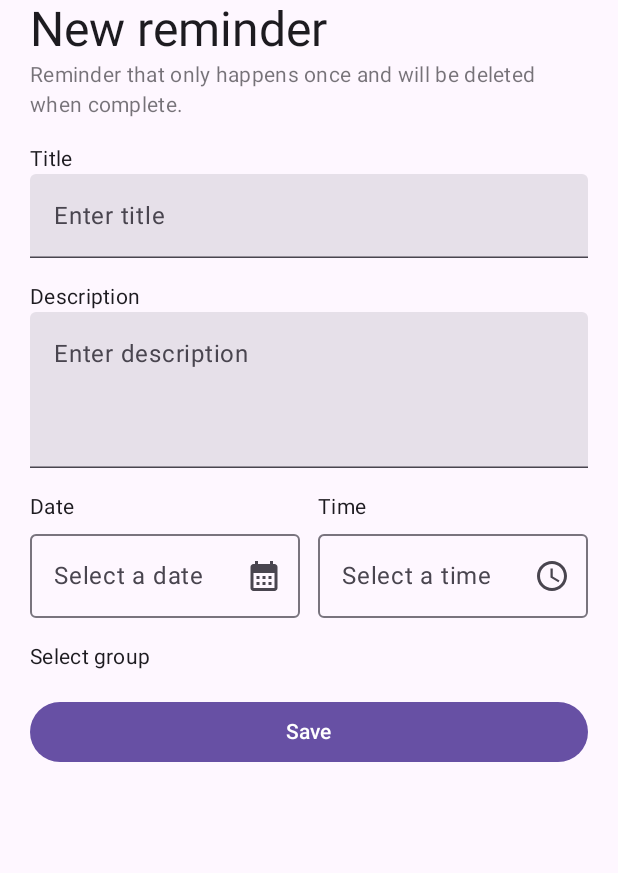
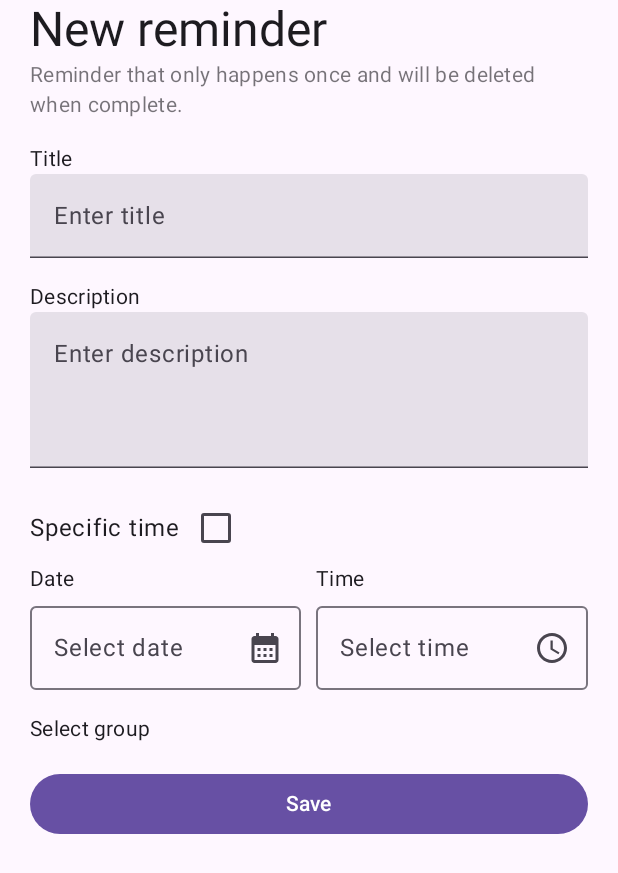
Before and after one commit to DavidL1023/Regimen, an Android app built with Jetpack Compose: the composable CreateSingleTime shown on its own in the app's theme, on a phone screen of 412 x 824 dp. Shown: the top 873 px of the screen. Run offline under Robolectric (Android 15) with nearby library versions, the phone set to English and light mode, and no system bars.

Commit message:
Some progress

```diff
--- a/app/src/main/java/app/regimen/MainScreen.kt
+++ b/app/src/main/java/app/regimen/MainScreen.kt
@@ -51,6 +51,7 @@ import androidx.compose.runtime.rememberCoroutineScope
 import androidx.compose.runtime.setValue
 import androidx.compose.ui.Alignment
 import androidx.compose.ui.Modifier
+import androidx.compose.ui.composed
 import androidx.compose.ui.draw.alpha
 import androidx.compose.ui.draw.clip
 import androidx.compose.ui.draw.drawWithContent
@@ -217,10 +218,11 @@ fun MainScreen() {
         }
 
         // Background dim
+        val interactionSource = remember { MutableInteractionSource() }
         Box(modifier = Modifier
             .fillMaxSize()
             .background(color = Color.Black.copy(alpha = animateFloatAsState(if (toggledFocusDim) 0.18f else 0f).value))
-            .then(if (toggledFocusDim) Modifier.clickable {
+            .then(if (toggledFocusDim) Modifier.clickableWithoutRipple(interactionSource = interactionSource) {
                 toggledFocusDim = false
             } else Modifier)
         )
@@ -611,3 +613,20 @@ fun Modifier.fadingEdge(brush: Brush) = this
         drawContent()
         drawRect(brush = brush, blendMode = BlendMode.DstIn)
     }
+
+
+// Modifier to click without ripple effect
+fun Modifier.clickableWithoutRipple(
+    interactionSource: MutableInteractionSource,
+    onClick: () -> Unit
+) = composed(
+    factory = {
+        this.then(
+            Modifier.clickable(
+                interactionSource = interactionSource,
+                indication = null,
+                onClick = { onClick() }
+            )
+        )
+    }
+)
--- a/app/src/main/java/app/regimen/screens/Home.kt
+++ b/app/src/main/java/app/regimen/screens/Home.kt
@@ -6,6 +6,7 @@ import androidx.compose.animation.expandVertically
 import androidx.compose.animation.shrinkVertically
 import androidx.compose.foundation.background
 import androidx.compose.foundation.clickable
+import androidx.compose.foundation.interaction.MutableInteractionSource
 import androidx.compose.foundation.layout.Arrangement
 import androidx.compose.foundation.layout.Box
 import androidx.compose.foundation.layout.Column
@@ -35,6 +36,7 @@ import androidx.compose.material.icons.filled.Today
 import androidx.compose.material.icons.outlined.CalendarMonth
 import androidx.compose.material3.Button
 import androidx.compose.material3.Card
+import androidx.compose.material3.Checkbox
 import androidx.compose.material3.ExperimentalMaterial3Api
 import androidx.compose.material3.Icon
 import androidx.compose.material3.IconButton
@@ -63,6 +65,7 @@ import androidx.compose.ui.graphics.Color
 import androidx.compose.ui.unit.dp
 import app.regimen.DynamicScaffoldState
 import app.regimen.RemindMeRow
+import app.regimen.clickableWithoutRipple
 import app.regimen.fadingEdge
 
 @Composable
@@ -412,7 +415,7 @@ fun CreateHabit() {
         )
 
         // Date
-        Row (horizontalArrangement = Arrangement.spacedBy(12.dp)) {
+        Row (horizontalArrangement = Arrangement.spacedBy(10.dp)) {
             Column(modifier = Modifier.weight(1f)) {
                 Text(
                     text = "Date",
@@ -421,7 +424,7 @@ fun CreateHabit() {
                 OutlinedTextField(
                     value = date,
                     onValueChange = { date = it },
-                    label = { Text("Select a date") },
+                    label = { Text("Select date") },
                     readOnly = true,
                     trailingIcon = {
                         Icon(
@@ -441,7 +444,7 @@ fun CreateHabit() {
                 OutlinedTextField(
                     value = time,
                     onValueChange = { time = it },
-                    label = { Text("Select a time") },
+                    label = { Text("Select time") },
                     readOnly = true,
                     trailingIcon = {
                         Icon(
@@ -501,7 +504,7 @@ fun CreateRecurring() {
             setDescription = { description = it }
         )
 
-        Row (horizontalArrangement = Arrangement.spacedBy(12.dp)) {
+        Row (horizontalArrangement = Arrangement.spacedBy(10.dp)) {
             Column(modifier = Modifier.weight(1f)) {
                 Text(
                     text = "Date",
@@ -510,7 +513,7 @@ fun CreateRecurring() {
                 OutlinedTextField(
                     value = date,
                     onValueChange = { date = it },
-                    label = { Text("Select a date") },
+                    label = { Text("Select date") },
                     readOnly = true,
                     trailingIcon = {
                         Icon(
@@ -529,7 +532,7 @@ fun CreateRecurring() {
                 OutlinedTextField(
                     value = time,
                     onValueChange = { time = it },
-                    label = { Text("Select a time") },
+                    label = { Text("Select time") },
                     readOnly = true,
                     trailingIcon = {
                         Icon(
@@ -569,6 +572,7 @@ fun CreateRecurring() {
 fun CreateSingleTime() {
     var title by remember { mutableStateOf("") }
     var description by remember { mutableStateOf("") }
+    var specificTimeEnabled by remember { mutableStateOf(false) }
     var date by remember { mutableStateOf("")}
     var time by remember { mutableStateOf("")}
 
@@ -587,8 +591,29 @@ fun CreateSingleTime() {
             setDescription = { description = it }
         )
 
+        // Time, Date, and checkbox
+        val interactionSource = remember { MutableInteractionSource() }
+        Column {
+            // Specific time checkbox
+            Row(
+                modifier = Modifier.clickableWithoutRipple(
+                    onClick = { specificTimeEnabled = !specificTimeEnabled },
+                    interactionSource = interactionSource
+                ),
+                verticalAlignment = Alignment.CenterVertically
+            ) {
+                Text(
+                    text = "Specific time",
+                    style = MaterialTheme.typography.bodyLarge
+                )
+                Checkbox(
+                    checked = specificTimeEnabled,
+                    onCheckedChange = { specificTimeEnabled = it }
+                )
+            }
+
             // Date
-        Row (horizontalArrangement = Arrangement.spacedBy(12.dp)) {
+            Row(horizontalArrangement = Arrangement.spacedBy(10.dp)) {
                 Column(modifier = Modifier.weight(1f)) {
                     Text(
                         text = "Date",
@@ -597,7 +622,7 @@ fun CreateSingleTime() {
                     OutlinedTextField(
                         value = date,
                         onValueChange = { date = it },
-                    label = { Text("Select a date") },
+                        label = { Text("Select date") },
                         readOnly = true,
                         trailingIcon = {
                             Icon(
@@ -617,7 +642,7 @@ fun CreateSingleTime() {
                     OutlinedTextField(
                         value = time,
                         onValueChange = { time = it },
-                    label = { Text("Select a time") },
+                        label = { Text("Select time") },
                         readOnly = true,
                         trailingIcon = {
                             Icon(
@@ -626,6 +651,7 @@ fun CreateSingleTime() {
                             )
                         }
                     )
+                }
             }
         }
 
```
Lines whose indentation alone changed are shown as unchanged.
